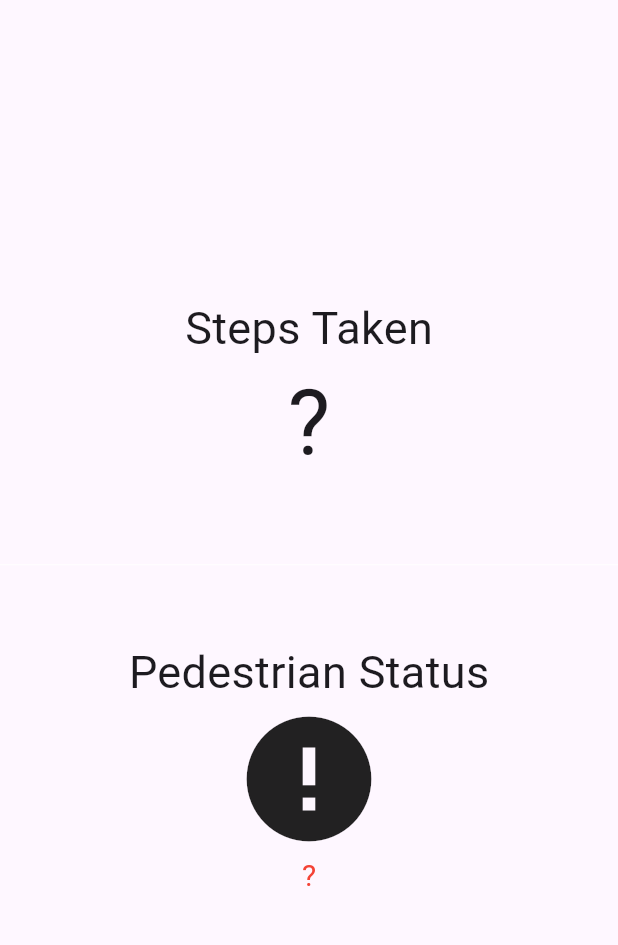
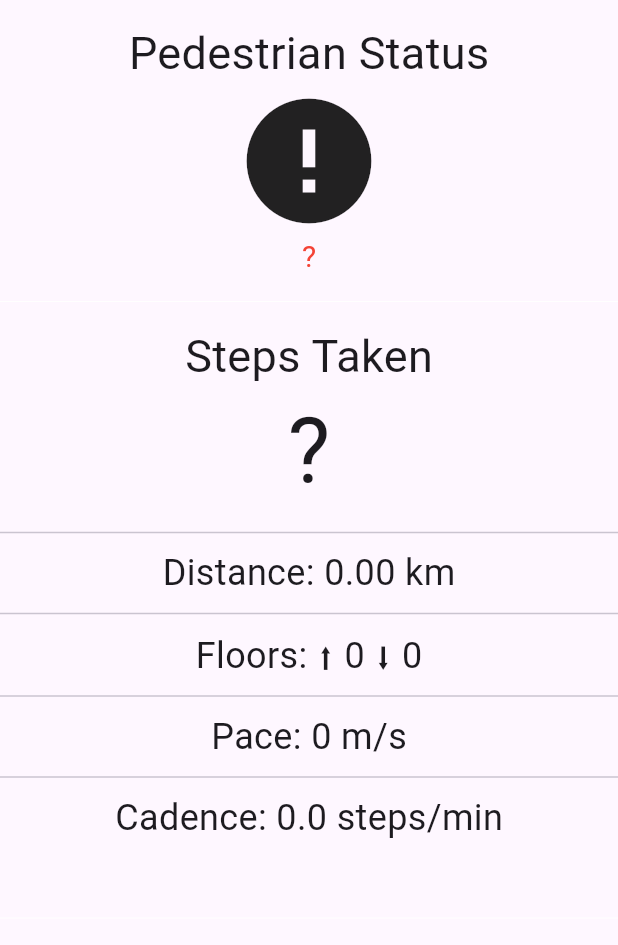
Before and after one commit to hieutv-dng/cm_pedometer, a Flutter app: the screen it shows after launch, on a phone screen of 412 x 824 dp, the part 63-1008 px from its top. Run offline on Flutter 3.47's test engine with Material 3 defaults, Android fonts, the phone set to English and light mode, and no system bars; our stand-ins replace permission_handler.

Commit message:
feat: add pedometer plugin for iOS and Android

```diff
--- a/example/lib/main.dart
+++ b/example/lib/main.dart
@@ -1,5 +1,6 @@
 // ignore_for_file: avoid_print
 
+import 'package:cm_pedometer/cm_pedometer_data.dart';
 import 'package:flutter/material.dart';
 import 'dart:async';
 
@@ -22,9 +23,10 @@ class MyApp extends StatefulWidget {
 }
 
 class _MyAppState extends State<MyApp> {
-  late Stream<CMStepCount> _stepCountStream;
+  late Stream<CMPedometerData> _stepCountStream;
   late Stream<CMPedestrianStatus> _pedestrianStatusStream;
-  String _status = '?', _steps = '?';
+  String _status = '?';
+  CMPedometerData? _pedometerData;
 
   @override
   void initState() {
@@ -32,10 +34,10 @@ class _MyAppState extends State<MyApp> {
     initPlatformState();
   }
 
-  void onStepCount(CMStepCount event) {
-    print(event);
+  void onStepCount(CMPedometerData data) {
+    print(data);
     setState(() {
-      _steps = event.steps.toString();
+      _pedometerData = data;
     });
   }
 
@@ -57,7 +59,7 @@ class _MyAppState extends State<MyApp> {
   void onStepCountError(error) {
     print('onStepCountError: $error');
     setState(() {
-      _steps = 'Step Count not available';
+      _pedometerData = null;
     });
   }
 
@@ -79,7 +81,8 @@ class _MyAppState extends State<MyApp> {
     }
 
     _pedestrianStatusStream = CMPedometer.pedestrianStatusStream;
-    (await _pedestrianStatusStream.listen(onPedestrianStatusChanged))
+    _pedestrianStatusStream
+        .listen(onPedestrianStatusChanged)
         .onError(onPedestrianStatusError);
 
     _stepCountStream = CMPedometer.stepCountStream;
@@ -88,6 +91,13 @@ class _MyAppState extends State<MyApp> {
     if (!mounted) return;
   }
 
+  String get _steps => _pedometerData?.numberOfSteps.toString() ?? '?';
+  double get _distance => _pedometerData?.distance ?? 0.0;
+  int get _floorsAscended => _pedometerData?.floorsAscended ?? 0;
+  int get _floorsDescended => _pedometerData?.floorsDescended ?? 0;
+  double get _currentPace => _pedometerData?.currentPace ?? 0.0;
+  double get _currentCadence => _pedometerData?.currentCadence ?? 0.0;
+
   @override
   Widget build(BuildContext context) {
     return MaterialApp(
@@ -95,23 +105,11 @@ class _MyAppState extends State<MyApp> {
         appBar: AppBar(
           title: const Text('Pedometer Example'),
         ),
-        body: Center(
+        body: SingleChildScrollView(
+          child: Center(
             child: Column(
               mainAxisAlignment: MainAxisAlignment.center,
               children: <Widget>[
-              const Text(
-                'Steps Taken',
-                style: TextStyle(fontSize: 30),
-              ),
-              Text(
-                _steps,
-                style: const TextStyle(fontSize: 60),
-              ),
-              const Divider(
-                height: 100,
-                thickness: 0,
-                color: Colors.white,
-              ),
                 const Text(
                   'Pedestrian Status',
                   style: TextStyle(fontSize: 30),
@@ -131,8 +129,47 @@ class _MyAppState extends State<MyApp> {
                         ? const TextStyle(fontSize: 30)
                         : const TextStyle(fontSize: 20, color: Colors.red),
                   ),
-              )
+                ),
+                const Divider(
+                  height: 30,
+                  thickness: 0,
+                  color: Colors.white,
+                ),
+                const Text(
+                  'Steps Taken',
+                  style: TextStyle(fontSize: 30),
+                ),
+                Text(
+                  _steps,
+                  style: const TextStyle(fontSize: 60),
+                ),
+                const Divider(height: 20),
+                Text(
+                  'Distance: ${(_distance / 1000).toStringAsFixed(2)} km',
+                  style: const TextStyle(fontSize: 24),
+                ),
+                const Divider(height: 20),
+                Text(
+                  'Floors: ⬆️ $_floorsAscended ⬇️ $_floorsDescended',
+                  style: const TextStyle(fontSize: 24),
+                ),
+                const Divider(height: 20),
+                Text(
+                  'Pace: ${_currentPace > 0 ? (1 / _currentPace).toStringAsFixed(2) : 0} m/s',
+                  style: const TextStyle(fontSize: 24),
+                ),
+                const Divider(height: 20),
+                Text(
+                  'Cadence: ${(_currentCadence * 60).toStringAsFixed(1)} steps/min',
+                  style: const TextStyle(fontSize: 24),
+                ),
+                const Divider(
+                  height: 100,
+                  thickness: 0,
+                  color: Colors.white,
+                ),
               ],
+            ),
           ),
         ),
       ),
--- a/example/pubspec.yaml
+++ b/example/pubspec.yaml
@@ -40,7 +40,7 @@ dev_dependencies:
   # activated in the `analysis_options.yaml` file located at the root of your
   # package. See that file for information about deactivating specific lint
   # rules and activating additional ones.
-  flutter_lints: ^4.0.0
+  flutter_lints: ^5.0.0
 
 # For information on the generic Dart part of this file, see the
 # following page: https://dart.dev/tools/pub/pubspec
--- a/lib/cm_pedometer.dart
+++ b/lib/cm_pedometer.dart
@@ -4,6 +4,8 @@ import 'dart:async';
 
 import 'package:flutter/services.dart';
 import 'dart:io' show Platform;
+
+import 'cm_pedometer_data.dart';
 
 const int _stopped = 0, _walking = 1;
 
@@ -63,28 +65,9 @@ class CMPedometer {
 
   /// Returns the steps taken since last system boot.
   /// Events may come with a delay.
-  static Stream<CMStepCount> get stepCountStream => _stepCountChannel
+  static Stream<CMPedometerData> get stepCountStream => _stepCountChannel
       .receiveBroadcastStream()
-      .map((event) => CMStepCount._(event));
-}
-
-/// A DTO for steps taken containing the number of steps taken.
-class CMStepCount {
-  late DateTime _timeStamp;
-  int _steps = 0;
-
-  CMStepCount._(dynamic e) {
-    _steps = e as int;
-    _timeStamp = DateTime.now();
-  }
-
-  int get steps => _steps;
-
-  DateTime get timeStamp => _timeStamp;
-
-  @override
-  String toString() =>
-      'Steps taken: $_steps at ${_timeStamp.toIso8601String()}';
+      .map((event) => CMPedometerData.fromJson(event));
 }
 
 /// A DTO for steps taken containing a detected step and its corresponding
--- /dev/null
+++ b/lib/cm_pedometer_data.dart
@@ -0,0 +1,37 @@
+class CMPedometerData {
+  final int numberOfSteps;
+  final double? distance;
+  final int? floorsAscended;
+  final int? floorsDescended;
+  final double? currentPace;
+  final double? currentCadence;
+  final DateTime timeStamp;
+
+  CMPedometerData({
+    required this.numberOfSteps,
+    this.distance,
+    this.floorsAscended,
+    this.floorsDescended,
+    this.currentPace,
+    this.currentCadence,
+  }) : timeStamp = DateTime.now(); // Setting timestamp as now upon creation
+
+  CMPedometerData.fromJson(dynamic e)
+      : numberOfSteps = e['numberOfSteps'] as int,
+        distance = e['distance'] as double?,
+        floorsAscended = e['floorsAscended'] as int?,
+        floorsDescended = e['floorsDescended'] as int?,
+        currentPace = e['currentPace'] as double?,
+        currentCadence = e['currentCadence'] as double?,
+        timeStamp = DateTime.now();
+
+  @override
+  String toString() {
+    return 'Steps taken: $numberOfSteps at ${timeStamp.toIso8601String()}'
+        ' | Distance: $distance meters'
+        ' | Floors ascended: $floorsAscended'
+        ' | Floors descended: $floorsDescended'
+        ' | Current pace: $currentPace m/s'
+        ' | Current cadence: $currentCadence steps/min';
+  }
+}
```
Also changed, not shown: pubspec.yaml (+3 -6 lines), example/pubspec.lock, 1 other file. Lines whose indentation alone changed are shown as unchanged.
